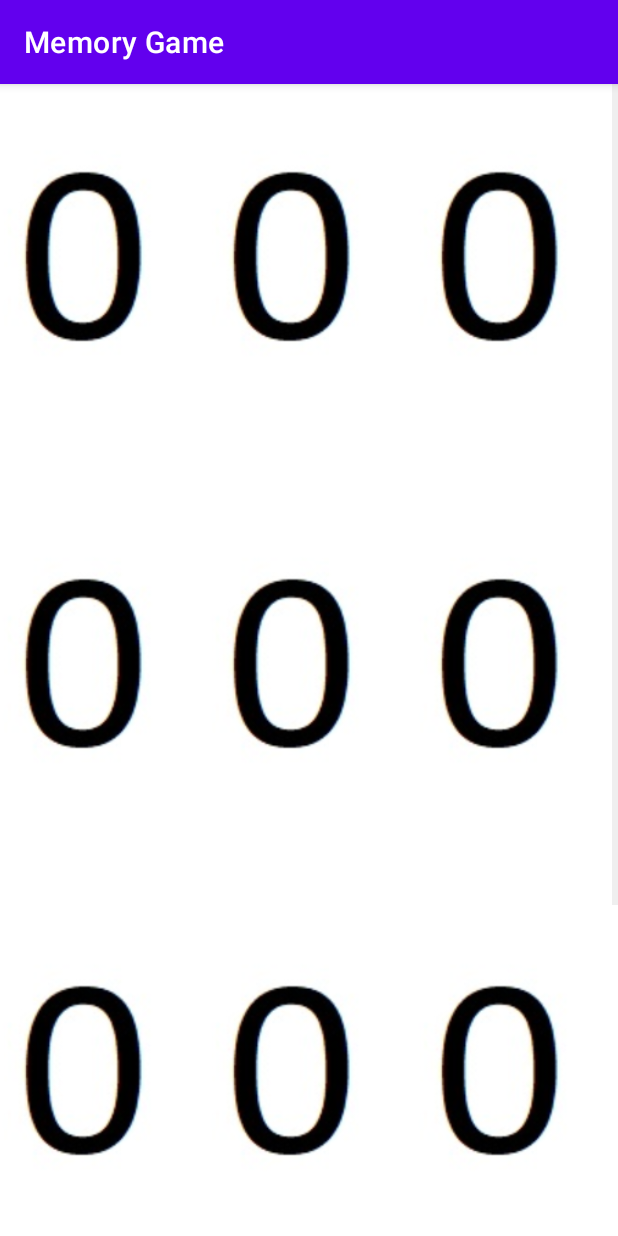
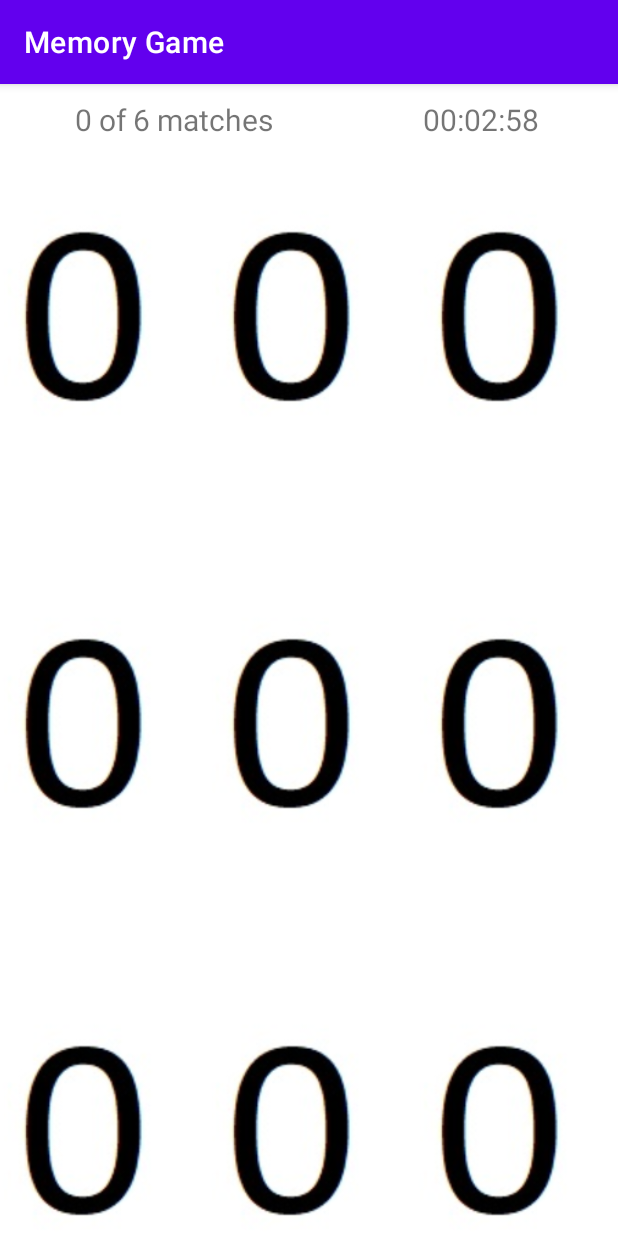
Before and after one commit to Danlin-Chen/MemoryGame, an Android app: the GameActivity screen opened directly, with no data from a screen before it, on a phone screen of 412 x 824 dp. Run offline under Robolectric (Android 15) with nearby library versions, the phone set to English and light mode, and no system bars.

Commit message:
Add timer and nuber of cards chosen correctly

```diff
--- a/app/src/main/java/iss/workshop/memorygame/GameActivity.java
+++ b/app/src/main/java/iss/workshop/memorygame/GameActivity.java
@@ -3,12 +3,16 @@ package iss.workshop.memorygame;
 import androidx.appcompat.app.AppCompatActivity;
 
 import android.os.Bundle;
+import android.os.CountDownTimer;
 import android.os.Handler;
 import android.view.View;
 import android.widget.AdapterView;
 import android.widget.GridView;
 import android.widget.ImageView;
+import android.widget.TextView;
 
+import java.text.DecimalFormat;
+import java.text.NumberFormat;
 import java.util.ArrayList;
 import java.util.Arrays;
 import java.util.List;
@@ -19,16 +23,23 @@ public class GameActivity extends AppCompatActivity {
     private List<Integer> gameImages = new ArrayList<Integer>();
     private List<Integer> imagesFound = new ArrayList<Integer>();
     private int previousImage = -1;
+    private int resultCount = 0;
 
+    TextView resultCountTextView;
+    TextView timerTextView;
 
     @Override
     protected void onCreate(Bundle savedInstanceState) {
         super.onCreate(savedInstanceState);
         setContentView(R.layout.activity_game);
 
+        resultCountTextView = (TextView) findViewById(R.id.txtGamePlayResult);
+        timerTextView = (TextView) findViewById(R.id.txtGamePlayTimer);
+
         GridView gridView = (GridView) findViewById(R.id.gameImageGridView);
 
         initImages();
+        runCountDownTimer();
         gridView.setAdapter(new GamePlayImageAdapter(this, mbaseImages));
 
         gridView.setOnItemClickListener(new AdapterView.OnItemClickListener() {
@@ -46,6 +57,7 @@ public class GameActivity extends AppCompatActivity {
                             imagesFound.add(previousImage);
                             previousImage = -1;
                             imageView.setImageResource(gameImages.get(position));
+                            resultCountTextView.setText(++resultCount + " of 6 matches");
 
                         }else{
                             imageView.setImageResource(gameImages.get(position));
@@ -67,6 +79,21 @@ public class GameActivity extends AppCompatActivity {
         });
     }
 
+    protected void runCountDownTimer(){
+        new CountDownTimer(180000, 1000) {
+            public void onTick(long millisUntilFinished) {
+                NumberFormat f = new DecimalFormat("00");
+                long hour = (millisUntilFinished / 3600000) % 24;
+                long min = (millisUntilFinished / 60000) % 60;
+                long sec = (millisUntilFinished / 1000) % 60;
+                timerTextView.setText(f.format(hour) + ":" + f.format(min) + ":" + f.format(sec));
+            }
+            public void onFinish() {
+                timerTextView.setText("00:00:00");
+            }
+        }.start();
+    }
+
     protected void initImages(){
         Arrays.fill(mbaseImages, R.drawable.img_0);
         gameImages.add(R.drawable.img_1);
--- a/app/src/main/res/layout/activity_game.xml
+++ b/app/src/main/res/layout/activity_game.xml
@@ -4,6 +4,33 @@
     android:layout_width="match_parent"
     android:layout_height="match_parent"
     android:orientation="vertical">
+
+  <LinearLayout
+      android:layout_width="match_parent"
+      android:layout_height="40dp"
+      android:orientation="horizontal">
+
+    <TextView
+        android:id="@+id/txtGamePlayResult"
+        android:textSize="20sp"
+        android:layout_width="wrap_content"
+        android:layout_height="wrap_content"
+        android:layout_marginTop="10dp"
+        android:layout_marginLeft="50dp"
+        android:layout_marginRight="100dp"
+        android:text="0 of 6 matches"/>
+
+    <TextView
+        android:textSize="20sp"
+        android:id="@+id/txtGamePlayTimer"
+        android:layout_width="wrap_content"
+        android:layout_height="wrap_content"
+        android:layout_marginTop="10dp"
+        android:text="00:00:00"/>
+
+
+  </LinearLayout>
+
 
   <GridView
       android:id="@+id/gameImageGridView"
```
